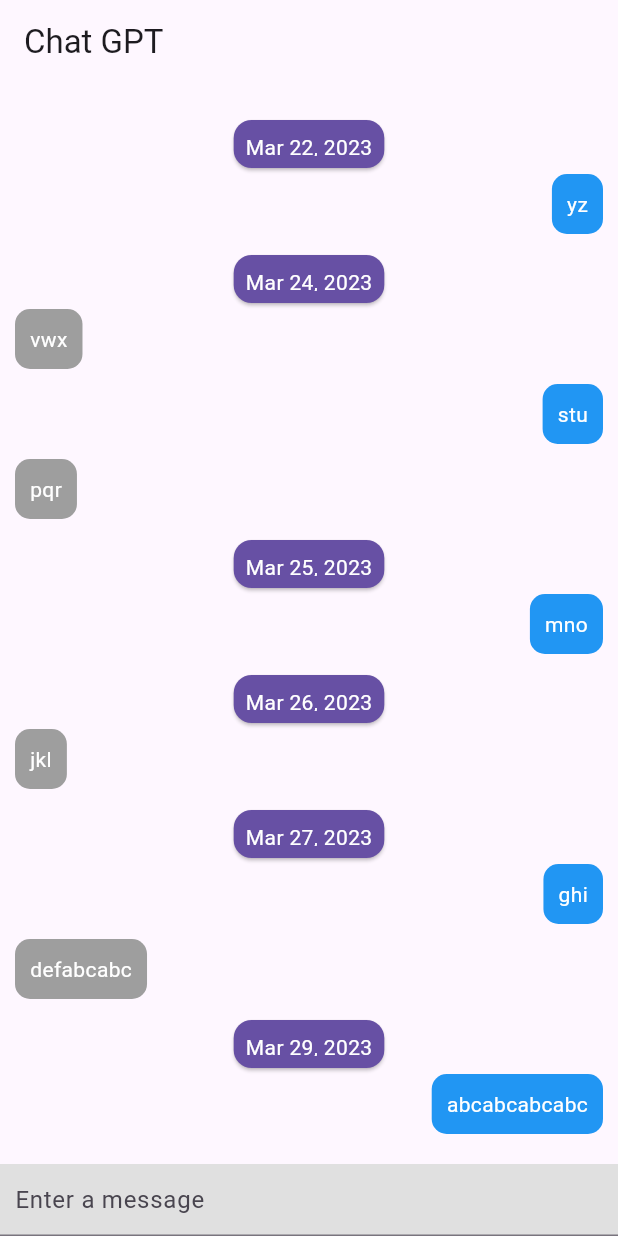
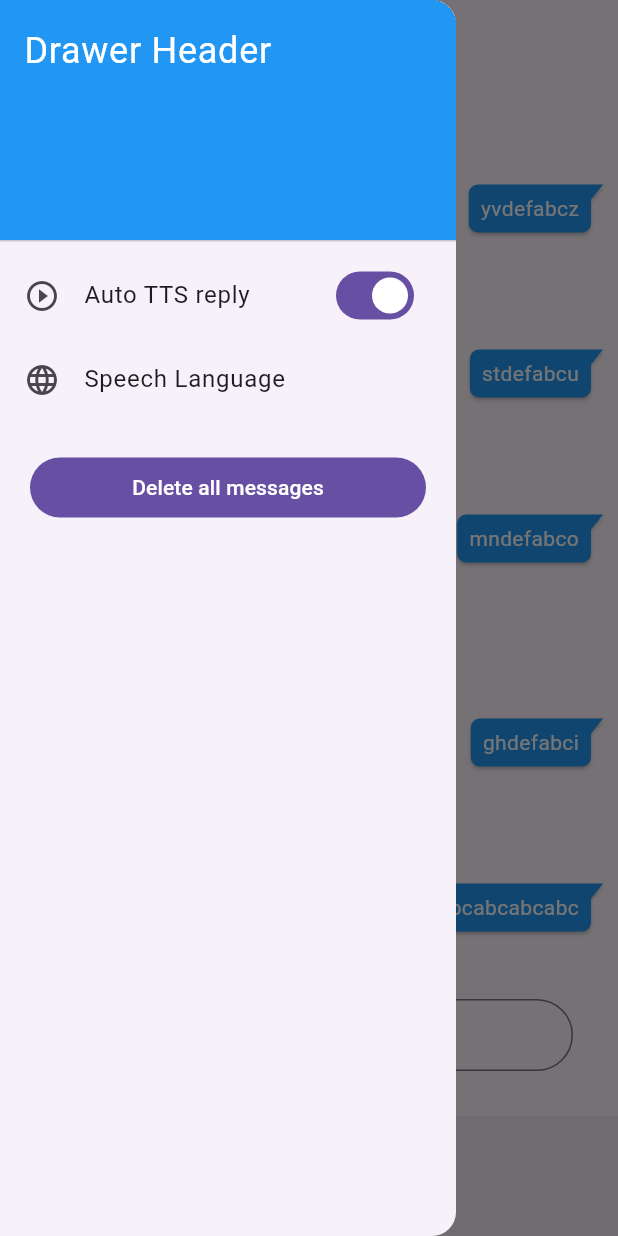
Before and after one commit to nmhieu0504/Chat-GPT-Project, a Flutter app: the screen it shows after launch, with the side drawer open (before the commit the screen has no drawer), on a phone screen of 412 x 824 dp. Run offline on Flutter 3.47's test engine with Material 2 defaults, Android fonts, the phone set to English and light mode, and no system bars; drawn by our look-alikes of bubble, grouped_list.

Commit message:
update UI

```diff
--- a/lib/main.dart
+++ b/lib/main.dart
@@ -14,7 +14,7 @@ class MyApp extends StatelessWidget {
     return MaterialApp(
       debugShowCheckedModeBanner: false,
       theme: ThemeData(
-        useMaterial3: true,
+        useMaterial3: true
       ),
       home: const ChatPage()
     );
--- a/lib/widgets/chat_page.dart
+++ b/lib/widgets/chat_page.dart
@@ -2,6 +2,7 @@ import 'package:flutter/material.dart';
 import 'package:grouped_list/grouped_list.dart';
 import 'package:intl/intl.dart';
 import '../model/message.dart';
+import 'package:bubble/bubble.dart';
 
 class ChatPage extends StatefulWidget {
   const ChatPage({super.key});
@@ -11,6 +12,7 @@ class ChatPage extends StatefulWidget {
 }
 
 class _ChatPageState extends State<ChatPage> {
+  final textFieldController = TextEditingController();
   List<Message> messageList = [
     Message(
         message: "abcabcabcabc",
@@ -21,31 +23,31 @@ class _ChatPageState extends State<ChatPage> {
         date: DateTime.now().subtract(const Duration(days: 3, minutes: 2)),
         isUser: false),
     Message(
-        message: "ghi",
+        message: "ghdefabci",
         date: DateTime.now().subtract(const Duration(days: 3, minutes: 3)),
         isUser: true),
     Message(
-        message: "jkl",
+        message: "jkdefabcl",
         date: DateTime.now().subtract(const Duration(days: 4, minutes: 4)),
         isUser: false),
     Message(
-        message: "mno",
+        message: "mndefabco",
         date: DateTime.now().subtract(const Duration(days: 5, minutes: 5)),
         isUser: true),
     Message(
-        message: "pqr",
+        message: "pdefabcqr",
         date: DateTime.now().subtract(const Duration(days: 6, minutes: 6)),
         isUser: false),
     Message(
-        message: "stu",
+        message: "stdefabcu",
         date: DateTime.now().subtract(const Duration(days: 6, minutes: 7)),
         isUser: true),
     Message(
-        message: "vwx",
+        message: "vdefabcwx",
         date: DateTime.now().subtract(const Duration(days: 6, minutes: 8)),
         isUser: false),
     Message(
-        message: "yz",
+        message: "yvdefabcz",
         date: DateTime.now().subtract(const Duration(days: 8, minutes: 9)),
         isUser: true),
   ].reversed.toList();
@@ -56,13 +58,107 @@ class _ChatPageState extends State<ChatPage> {
         appBar: AppBar(
           title: const Text("Chat GPT"),
         ),
+        drawer: Drawer(
+          child: ListView(
+            padding: EdgeInsets.zero,
+            children: <Widget>[
+              const DrawerHeader(
+                decoration: BoxDecoration(
+                  color: Colors.blue,
+                ),
+                child: Text(
+                  'Drawer Header',
+                  style: TextStyle(
+                    color: Colors.white,
+                    fontSize: 24,
+                  ),
+                ),
+              ),
+              ListTile(
+                leading: const Icon(Icons.play_circle_outline),
+                title: const Text('Auto TTS reply'),
+                trailing: Switch(
+                  value: true,
+                  onChanged: (value) {},
+                ),
+              ),
+              ListTile(
+                leading: const Icon(Icons.language_outlined),
+                title: const Text('Speech Language'),
+                onTap: () => showDialog<String>(
+                  context: context,
+                  builder: (BuildContext context) => Dialog(
+                    child: Padding(
+                      padding: const EdgeInsets.all(8.0),
+                      child: Column(
+                        mainAxisSize: MainAxisSize.min,
+                        mainAxisAlignment: MainAxisAlignment.center,
+                        children: <Widget>[
+                          Card(
+                            clipBehavior: Clip.hardEdge,
+                            child: InkWell(
+                              splashColor: Colors.blue.withAlpha(30),
+                              onTap: () {
+                                debugPrint('Card tapped.');
+                              },
+                              child: Card(
+                                child: ListTile(
+                                  leading: SizedBox(
+                                      width: 50,
+                                      height: 50,
+                                      child: Image.asset(
+                                          'assets/images/us_flag.png')),
+                                  title: const Text('English (United States)'),
+                                ),
+                              ),
+                            ),
+                          ),
+                          Card(
+                            clipBehavior: Clip.hardEdge,
+                            child: InkWell(
+                              splashColor: Colors.blue.withAlpha(30),
+                              onTap: () {
+                                debugPrint('Card tapped.');
+                              },
+                              child: Card(
+                                child: ListTile(
+                                  leading: SizedBox(
+                                      width: 50,
+                                      height: 50,
+                                      child: Image.asset(
+                                          'assets/images/vn_flag.png')),
+                                  title: const Text('Vietnamese'),
+                                ),
+                              ),
+                            ),
+                          ),
+                          const SizedBox(height: 15),
+                          TextButton(
+                            onPressed: () {
+                              Navigator.pop(context);
+                            },
+                            child: const Text('Close'),
+                          ),
+                        ],
+                      ),
+                    ),
+                  ),
+                ),
+              ),
+              Container(
+                margin: const EdgeInsets.all(20),
+                child: FilledButton(
+                    onPressed: () {}, child: const Text('Delete all messages')),
+              ),
+            ],
+          ),
+        ),
         body: SafeArea(
           child: Column(children: [
             Expanded(
               child: GroupedListView<Message, DateTime>(
+                order: GroupedListOrder.DESC,
                 reverse: true,
-              order: GroupedListOrder.DESC,
-              useStickyGroupSeparators: true,
                 floatingHeader: true,
                 padding: const EdgeInsets.all(10),
                 elements: messageList,
@@ -71,45 +167,52 @@ class _ChatPageState extends State<ChatPage> {
                   message.date.month,
                   message.date.day,
                 ),
-              groupHeaderBuilder: (Message message) => SizedBox(
-                  height: 40,
-                  child: Center(
-                      child: Card(
-                          color: Theme.of(context).primaryColor,
-                          child: Padding(
-                            padding: const EdgeInsets.all(8),
-                            child: Text(
-                              DateFormat.yMMMd().format(message.date),
-                              style: const TextStyle(color: Colors.white),
+                groupHeaderBuilder: (Message message) => Container(
+                  margin: const EdgeInsets.only(bottom: 10),
+                  child: Align(
+                    alignment: Alignment.topCenter,
+                    child: Text(DateFormat.yMMMMEEEEd().format(message.date),
+                        textAlign: TextAlign.center,
+                        style: const TextStyle(fontSize: 11.0)),
                   ),
-                          )))),
-              itemBuilder: (context, message) => Align(
+                ),
+                itemBuilder: (context, message) => Bubble(
+                    margin: const BubbleEdges.only(top: 5, bottom: 5),
                     alignment: message.isUser
                         ? Alignment.centerRight
                         : Alignment.centerLeft,
-                child: Container(
-                    padding: const EdgeInsets.all(10),
-                    margin: const EdgeInsets.only(bottom: 10),
-                    decoration: BoxDecoration(
+                    nip:
+                        message.isUser ? BubbleNip.rightTop : BubbleNip.leftTop,
                     color: message.isUser ? Colors.blue : Colors.grey,
-                      borderRadius: BorderRadius.circular(10),
-                    ),
                     child: Text(
                       message.message,
                       style: const TextStyle(color: Colors.white),
                     )),
               ),
-            )),
+            ),
             Container(
-              color: Colors.grey.shade300,
-              child: const TextField(
-                decoration: InputDecoration(
-                  hintText: "Enter a message",
-                  contentPadding: EdgeInsets.all(10),
+              margin: const EdgeInsets.all(30),
+              child: TextField(
+                decoration: const InputDecoration(
+                  border: OutlineInputBorder(
+                      borderRadius: BorderRadius.all(Radius.circular(40.0))),
+                  hintText: "Typing something ...",
+                  contentPadding:
+                      EdgeInsets.only(top: 10, bottom: 10, left: 20, right: 20),
                 ),
+                controller: textFieldController,
+                onSubmitted: (value) {
+                  final message = Message(
+                      message: value, date: DateTime.now(), isUser: true);
+                  textFieldController.clear();
+                  setState(() => messageList.add(message));
+                },
               ),
             )
           ]),
+        ),
+        bottomNavigationBar: const BottomAppBar(
+          shape: CircularNotchedRectangle(),
         ));
   }
 }
```
Also changed, not shown: pubspec.yaml (+6 -3 lines), assets/images/us_flag.png (added), assets/images/vn_flag.png (added), pubspec.lock, 2 other files. Lines whose indentation alone changed are shown as unchanged.
